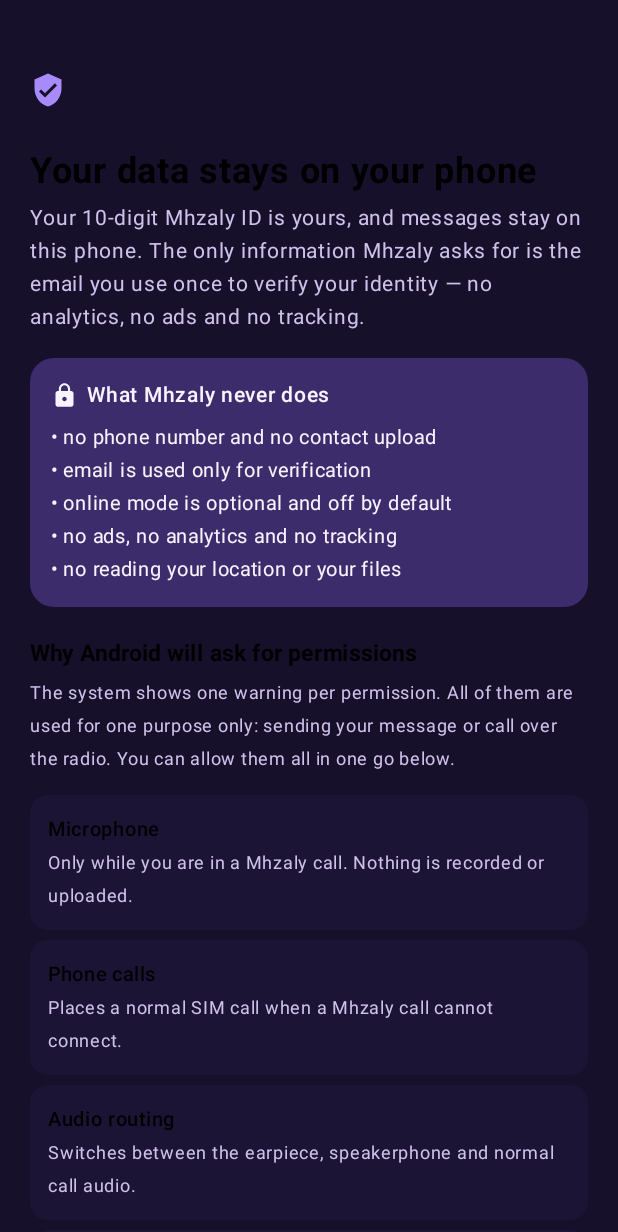
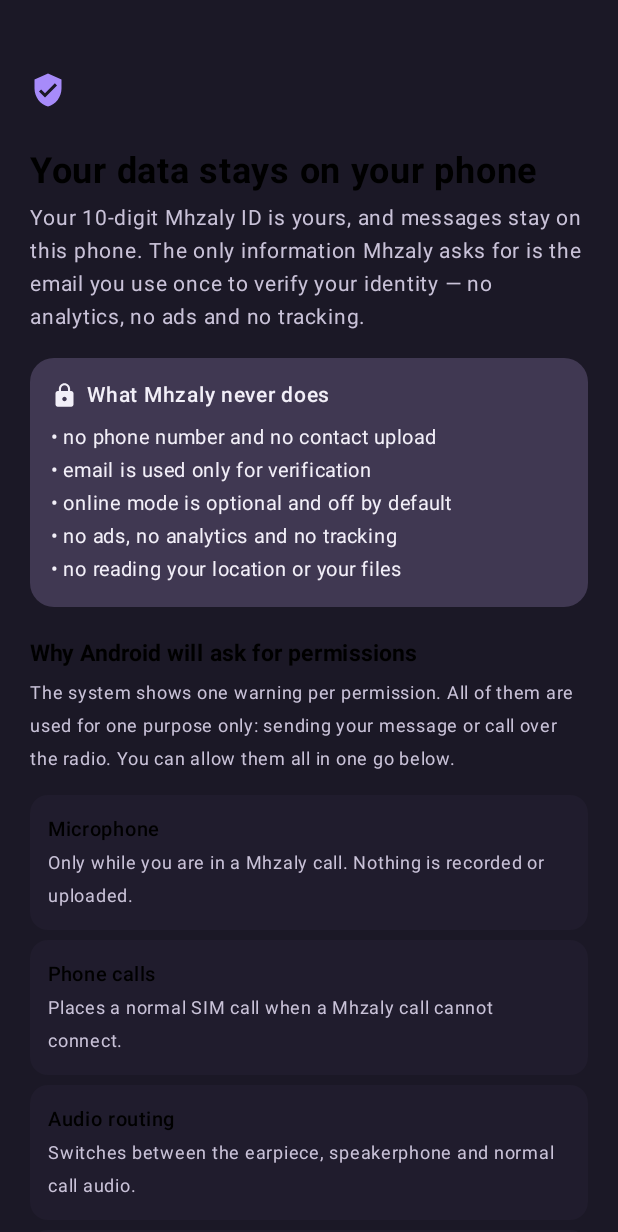
Before and after one commit to Iamhasaanzahid/meshlink-android, an Android app built with Jetpack Compose: the screen it shows after launch (MainActivity), on a phone screen of 412 x 824 dp. Shown: the top 1232 px of the screen. Run offline under Robolectric (Android 15) with nearby library versions, the phone set to English and light mode, and no system bars; pictures from the network do not load; 2 statements that could not run were skipped.

Commit message:
Fix AI answers soften theme and strengthen cross network calls

```diff
--- a/app/src/main/java/com/meshlink/app/ui/Theme.kt
+++ b/app/src/main/java/com/meshlink/app/ui/Theme.kt
@@ -31,27 +31,27 @@ val BrandSky = Color(0xFF7DD3FC)
 val BrandAmber = Color(0xFFFCD34D)
 val BrandCoral = Color(0xFFFDA4AF)
 
-val WebDarkBg = Color(0xFF0B0716)
-val WebDarkBgSoft = Color(0xFF100A20)
-val WebDarkPanel = Color(0xFF17102B)
-val WebDarkPanel2 = Color(0xFF1E1538)
-val WebDarkSurface = Color(0xFF241A44)
-val WebDarkSurface2 = Color(0xFF302354)
-val WebDarkSurface3 = Color(0xFF3D2C6B)
-val WebDarkText = Color(0xFFF7F3FF)
-val WebDarkText2 = Color(0xFFCFC1EA)
-val WebDarkMuted = Color(0xFF9D8CBF)
+val WebDarkBg = Color(0xFF12111A)
+val WebDarkBgSoft = Color(0xFF171522)
+val WebDarkPanel = Color(0xFF1B1826)
+val WebDarkPanel2 = Color(0xFF231F31)
+val WebDarkSurface = Color(0xFF282338)
+val WebDarkSurface2 = Color(0xFF332D45)
+val WebDarkSurface3 = Color(0xFF403852)
+val WebDarkText = Color(0xFFF2EFF8)
+val WebDarkText2 = Color(0xFFC9C2D8)
+val WebDarkMuted = Color(0xFFA79EBB)
 
-val WebLightBg = Color(0xFFF5F1FF)
-val WebLightBgSoft = Color(0xFFFBF9FF)
-val WebLightPanel = Color(0xFFFFFFFF)
-val WebLightPanel2 = Color(0xFFF9F6FF)
-val WebLightSurface = Color(0xFFEFE8FF)
-val WebLightSurface2 = Color(0xFFE4D9FF)
-val WebLightSurface3 = Color(0xFFD5C5FF)
-val WebLightText = Color(0xFF221339)
-val WebLightText2 = Color(0xFF54446E)
-val WebLightMuted = Color(0xFF7E6C99)
+val WebLightBg = Color(0xFFF0EEF5)
+val WebLightBgSoft = Color(0xFFF6F4F9)
+val WebLightPanel = Color(0xFFF8F6FB)
+val WebLightPanel2 = Color(0xFFF2EFF7)
+val WebLightSurface = Color(0xFFE9E5F1)
+val WebLightSurface2 = Color(0xFFDED8EB)
+val WebLightSurface3 = Color(0xFFCFC7E1)
+val WebLightText = Color(0xFF1F1A2E)
+val WebLightText2 = Color(0xFF4B4361)
+val WebLightMuted = Color(0xFF776E8B)
 
 /** Extra tokens that Material 3's colour scheme does not model. */
 data class MeshPalette(
@@ -98,26 +98,26 @@ private val DarkMeshPalette = MeshPalette(
     headerMid = Color(0xFF6D28D9),
     headerEnd = Color(0xFF8B5CF6),
     canvasStart = WebDarkBg,
-    canvasEnd = Color(0xFF1A1130),
-    rowStart = Color(0xFF181029),
-    rowEnd = Color(0xFF130C22),
-    pinnedStart = Color(0xFF2A1B4D),
-    pinnedEnd = Color(0xFF1B1436),
+    canvasEnd = Color(0xFF1B1829),
+    rowStart = Color(0xFF1F1B2C),
+    rowEnd = Color(0xFF191624),
+    pinnedStart = Color(0xFF2E2742),
+    pinnedEnd = Color(0xFF221E33),
     outgoingStart = Color(0xFF7C3AED),
     outgoingEnd = Color(0xFF5B21B6),
     incomingStart = WebDarkSurface,
-    incomingEnd = Color(0xFF1D1538),
+    incomingEnd = Color(0xFF241F36),
     incomingText = WebDarkText,
-    dateChip = Color(0xFF2B2050),
+    dateChip = Color(0xFF322B48),
     glass = Color.White.copy(alpha = 0.08f),
     glassBorder = Color.White.copy(alpha = 0.16f),
     hairline = Color.White.copy(alpha = 0.08f),
     glow = BrandLight,
-    navBar = Color(0xFF140D27),
-    drawer = Color(0xFF130D24),
-    composerBar = Color(0xFF171029),
-    composerPill = Color(0xFF211838),
-    statusPill = Color(0xFF242046),
+    navBar = Color(0xFF191624),
+    drawer = Color(0xFF171421),
+    composerBar = Color(0xFF1D1A2A),
+    composerPill = Color(0xFF282338),
+    statusPill = Color(0xFF2D2742),
 )
 
 private val LightMeshPalette = MeshPalette(
@@ -130,27 +130,27 @@ private val LightMeshPalette = MeshPalette(
     headerStart = Color(0xFF5B21B6),
     headerMid = Color(0xFF7C3AED),
     headerEnd = Color(0xFFA78BFA),
-    canvasStart = Color(0xFFFBF9FF),
-    canvasEnd = Color(0xFFEDE4FF),
-    rowStart = Color.White,
-    rowEnd = Color(0xFFFBF8FF),
-    pinnedStart = Color(0xFFF1E8FF),
-    pinnedEnd = Color(0xFFFFFBFF),
+    canvasStart = Color(0xFFF6F4F9),
+    canvasEnd = Color(0xFFE9E4F2),
+    rowStart = Color(0xFFF8F6FB),
+    rowEnd = Color(0xFFF1EEF7),
+    pinnedStart = Color(0xFFEDE6FA),
+    pinnedEnd = Color(0xFFF8F5FD),
     outgoingStart = Color(0xFF7C3AED),
     outgoingEnd = Color(0xFF5B21B6),
-    incomingStart = Color.White,
-    incomingEnd = Color(0xFFF9F6FF),
+    incomingStart = Color(0xFFFBF9FE),
+    incomingEnd = Color(0xFFF2EFF7),
     incomingText = WebLightText,
-    dateChip = Color.White,
+    dateChip = Color(0xFFF2EEF9),
     glass = Color.White.copy(alpha = 0.18f),
     glassBorder = Color.White.copy(alpha = 0.42f),
-    hairline = Color(0xFFE6DCFF),
+    hairline = Color(0xFFDED7EA),
     glow = BrandViolet,
-    navBar = Color.White,
-    drawer = Color(0xFFFAF7FF),
-    composerBar = Color(0xFFFBF9FF),
-    composerPill = Color.White,
-    statusPill = Color(0xFFF0EAFF),
+    navBar = Color(0xFFF6F4F9),
+    drawer = Color(0xFFF2EFF7),
+    composerBar = Color(0xFFF6F4F9),
+    composerPill = Color(0xFFFBF9FE),
+    statusPill = Color(0xFFE8E1F5),
 )
 
 private val LocalMeshPalette = compositionLocalOf { DarkMeshPalette }
```
Also changed, not shown: app/src/main/java/com/meshlink/app/mesh/OnlineCallManager.kt (+9 -4 lines), app/src/main/java/com/meshlink/app/ui/AiScreen.kt (+53 -3 lines).
